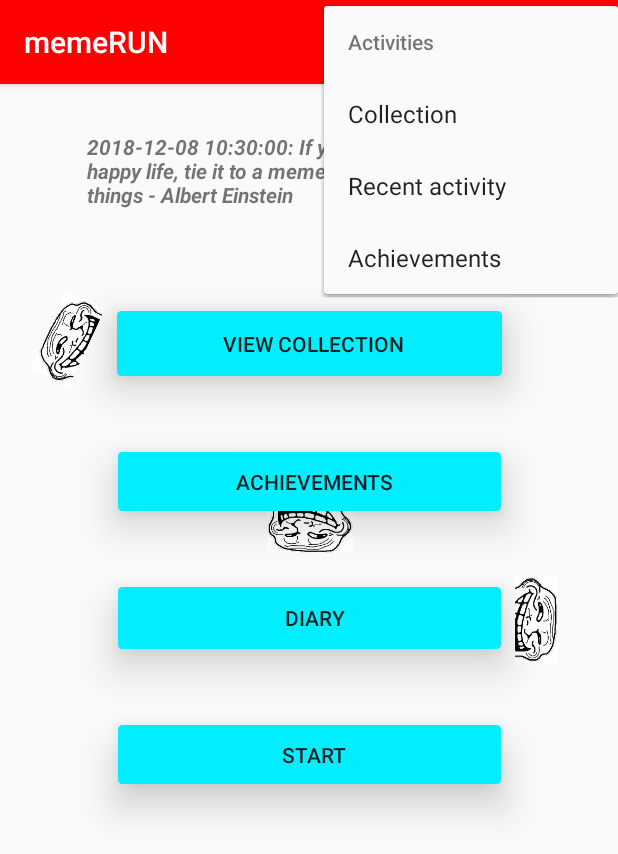
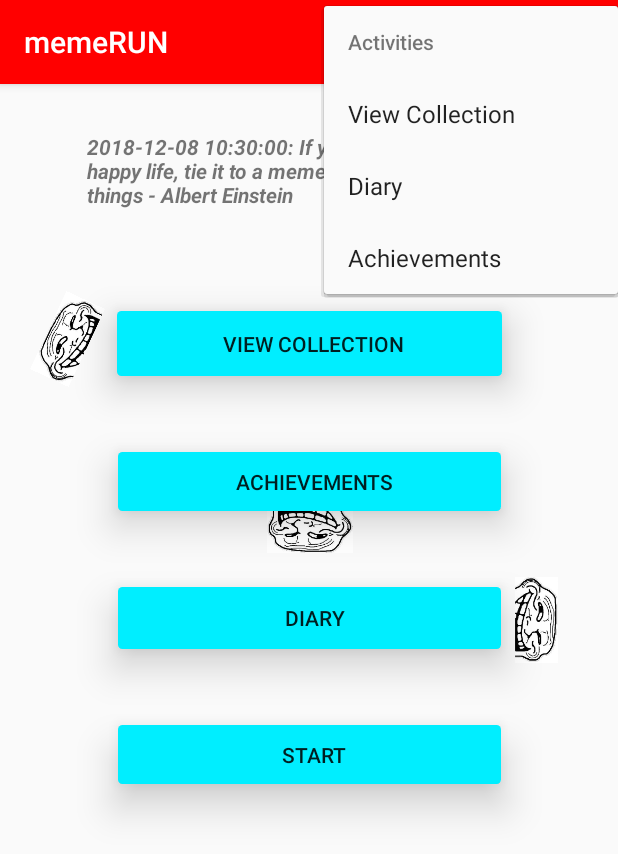
Before and after one commit to JensJakobMikkelsen/AppProject_group6, an Android app: the screen it shows after launch (MainActivity), in the options menu, after a tap on "Activities", on a phone screen of 412 x 824 dp. Shown: the top 854 px of the screen. Run offline under Robolectric (Android 15) with nearby library versions, the phone set to English and light mode, and no system bars; 3 statements that could not run were skipped.

Commit message:
resurse externalisation

```diff
--- a/memeRUN/app/src/main/res/menu/collection.xml
+++ b/memeRUN/app/src/main/res/menu/collection.xml
@@ -4,18 +4,18 @@
     <item
 
         android:id="@+id/difficuly"
-        android:title="Difficulty">
+        android:title="@string/Difficulty">
 
         <menu>
             <item
                 android:id="@+id/easy"
-                android:title="Easy" />
+                android:title="@string/Easy" />
             <item
                 android:id="@+id/medium"
-                android:title="Medium" />
+                android:title="@string/Medium" />
             <item
                 android:id="@+id/hard"
-                android:title="Hard" />
+                android:title="@string/Hard" />
 
         </menu>
 
@@ -24,19 +24,19 @@
 
     <item
 
-        android:id = "@+id/activities"
-        android:title = "Activities">
+        android:id="@+id/activities"
+        android:title="@string/Activities">
 
         <menu>
             <item
                 android:id="@+id/startAndStop"
-                android:title="Start" />
+                android:title="@string/Start" />
             <item
                 android:id="@+id/recent_activity"
-                android:title="Recent activity" />
+                android:title="@string/RecentActivity" />
             <item
                 android:id="@+id/achievement"
-                android:title="Achievements" />
+                android:title="@string/Achievements" />
 
         </menu>
 
@@ -44,13 +44,13 @@
     </item>
 
     <item
-        android:id = "@+id/cheats"
-        android:title = "Cheat">
+        android:id="@+id/cheats"
+        android:title="@string/Cheat">
 
         <menu>
             <item
                 android:id="@+id/Set"
-                android:title="Set steps" />
+                android:title="@string/Setsteps" />
 
         </menu>
 
--- a/memeRUN/app/src/main/res/menu/startandstop.xml
+++ b/memeRUN/app/src/main/res/menu/startandstop.xml
@@ -3,18 +3,18 @@
     <item
 
         android:id="@+id/difficuly"
-        android:title="Difficulty">
+        android:title="@string/Difficulty">
 
         <menu>
             <item
                 android:id="@+id/easy"
-                android:title="Easy" />
+                android:title="@string/Easy" />
             <item
                 android:id="@+id/medium"
-                android:title="Medium" />
+                android:title="@string/Medium" />
             <item
                 android:id="@+id/hard"
-                android:title="Hard" />
+                android:title="@string/Hard" />
 
         </menu>
 
@@ -23,19 +23,19 @@
 
     <item
 
-        android:id = "@+id/activities"
-        android:title = "Activities">
+        android:id="@+id/activities"
+        android:title="@string/Activities">
 
         <menu>
             <item
                 android:id="@+id/collection"
-                android:title="Collection" />
+                android:title="@string/ViewCollection" />
             <item
                 android:id="@+id/recent_activity"
-                android:title="Recent activity" />
+                android:title="@string/RecentActivity" />
             <item
                 android:id="@+id/achievement"
-                android:title="Achievements" />
+                android:title="@string/Achievements" />
 
         </menu>
 
@@ -43,13 +43,13 @@
     </item>
 
     <item
-        android:id = "@+id/cheats"
-        android:title = "Cheat">
+        android:id="@+id/cheats"
+        android:title="@string/Cheat">
 
         <menu>
             <item
                 android:id="@+id/Set"
-                android:title="Set steps" />
+                android:title="@string/Setsteps" />
 
         </menu>
 
--- a/memeRUN/app/src/main/res/values/strings.xml
+++ b/memeRUN/app/src/main/res/values/strings.xml
@@ -14,4 +14,15 @@
     <string name="title_activity_maps">Map</string>
     <string name="stop">Stopped</string>
     <string name="cancel">cancel</string>
+    <string name="No">No</string>
+    <string name="Set">Set</string>
+    <string name="Setsteps">Set steps</string>
+    <string name="Cheat">Cheat</string>
+    <string name="Activities">Activities</string>
+    <string name="Difficulty">Difficulty</string>
+    <string name="Easy">Easy</string>
+    <string name="Medium">Medium</string>
+    <string name="Hard">Hard</string>
+    <string name="Steps">Steps:</string>
+    <string name="Thisfeelslikeyou">This feels like you:</string>
 </resources>
```
Also changed, not shown: memeRUN/app/src/main/java/com/example/memerun/startAndStop_Activity.java (+8 -4 lines), memeRUN/app/src/main/res/layout/activity_start_and_stop_.xml (+3 -4 lines), memeRUN/app/src/main/res/menu/achievements.xml (+12 -12 lines), memeRUN/app/src/main/res/menu/recent.xml (+12 -12 lines), 1 other file.
